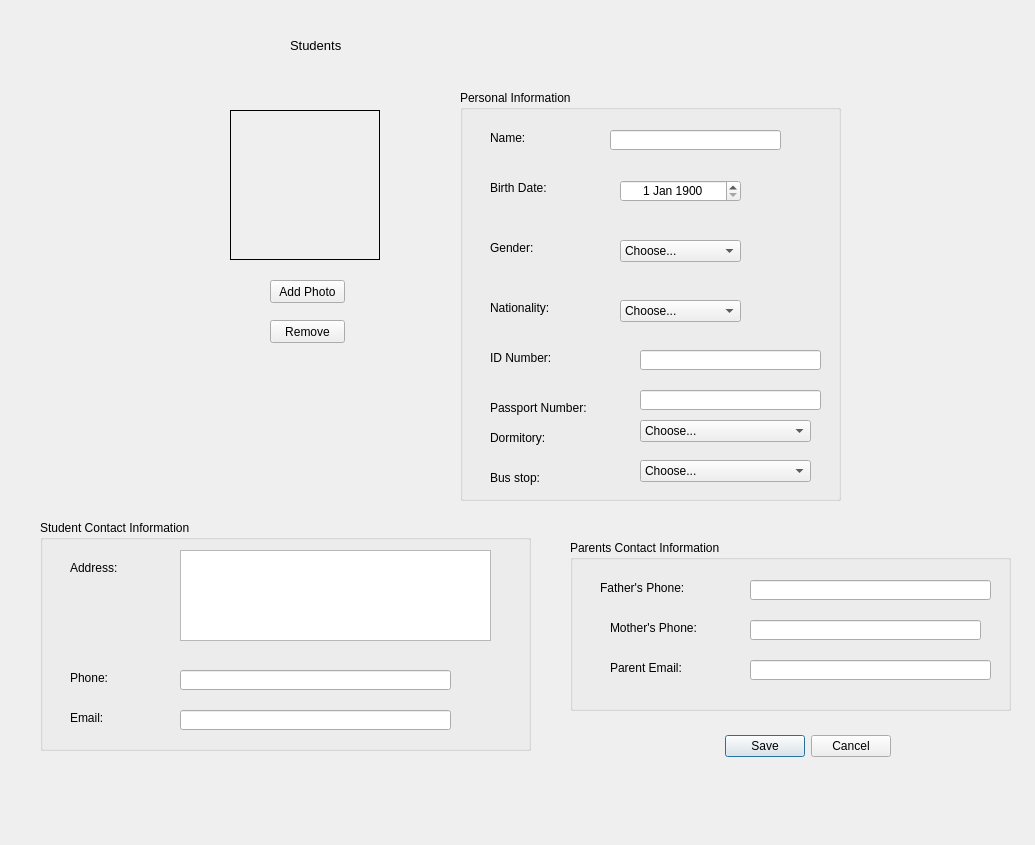
Before: the Qt Designer form editstudentdialog.ui in thenewcoder/school-administration-system, drawn with Qt 5.
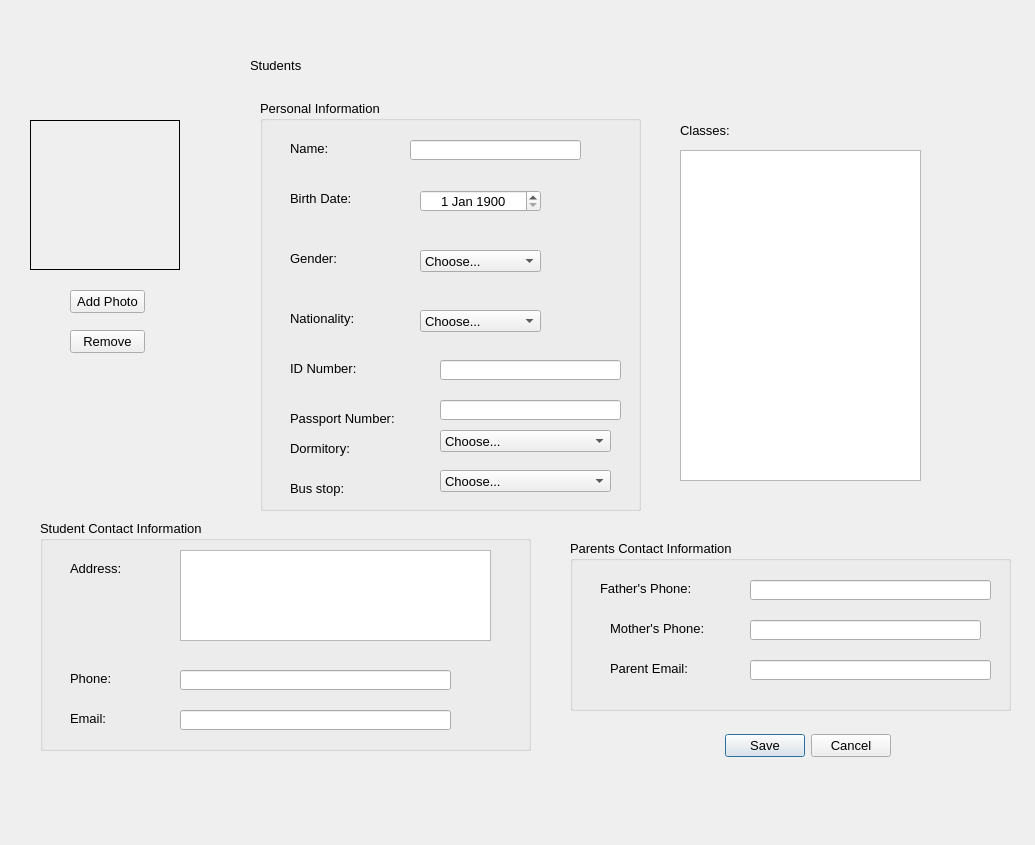
After: the same form once the commit is applied. Icons and pictures are not drawn.

Commit message: Added a list view to the editstudentdialog to show the classes the student is taking.

```diff
--- a/editstudentdialog.ui
+++ b/editstudentdialog.ui
@@ -10,6 +10,11 @@
     <height>845</height>
    </rect>
   </property>
+  <property name="font">
+   <font>
+    <pointsize>10</pointsize>
+   </font>
+  </property>
   <property name="windowTitle">
    <string>Dialog</string>
   </property>
@@ -32,8 +37,8 @@
   <widget class="QPushButton" name="btnAddPhoto">
    <property name="geometry">
     <rect>
-     <x>270</x>
-     <y>280</y>
+     <x>70</x>
+     <y>290</y>
      <width>75</width>
      <height>23</height>
     </rect>
@@ -127,8 +132,8 @@
   <widget class="QGroupBox" name="groupBox">
    <property name="geometry">
     <rect>
-     <x>460</x>
-     <y>90</y>
+     <x>260</x>
+     <y>100</y>
      <width>381</width>
      <height>411</height>
     </rect>
@@ -449,8 +454,8 @@
   <widget class="QLabel" name="lblStudentPhoto">
    <property name="geometry">
     <rect>
-     <x>230</x>
-     <y>110</y>
+     <x>30</x>
+     <y>120</y>
      <width>150</width>
      <height>150</height>
     </rect>
@@ -489,8 +494,8 @@
   <widget class="QLabel" name="label">
    <property name="geometry">
     <rect>
-     <x>290</x>
-     <y>10</y>
+     <x>250</x>
+     <y>30</y>
      <width>171</width>
      <height>71</height>
     </rect>
@@ -507,8 +512,8 @@
   <widget class="QPushButton" name="btnRemove">
    <property name="geometry">
     <rect>
-     <x>270</x>
-     <y>320</y>
+     <x>70</x>
+     <y>330</y>
      <width>75</width>
      <height>23</height>
     </rect>
@@ -517,6 +522,34 @@
     <string>Remove</string>
    </property>
   </widget>
+  <widget class="QListView" name="lvClassesTaken">
+   <property name="geometry">
+    <rect>
+     <x>680</x>
+     <y>150</y>
+     <width>241</width>
+     <height>331</height>
+    </rect>
+   </property>
+  </widget>
+  <widget class="QLabel" name="label_2">
+   <property name="geometry">
+    <rect>
+     <x>680</x>
+     <y>120</y>
+     <width>71</width>
+     <height>21</height>
+    </rect>
+   </property>
+   <property name="font">
+    <font>
+     <pointsize>10</pointsize>
+    </font>
+   </property>
+   <property name="text">
+    <string>Classes:</string>
+   </property>
+  </widget>
  </widget>
  <resources>
   <include location="resources.qrc"/>
```
The commit also changes 5 other files.
